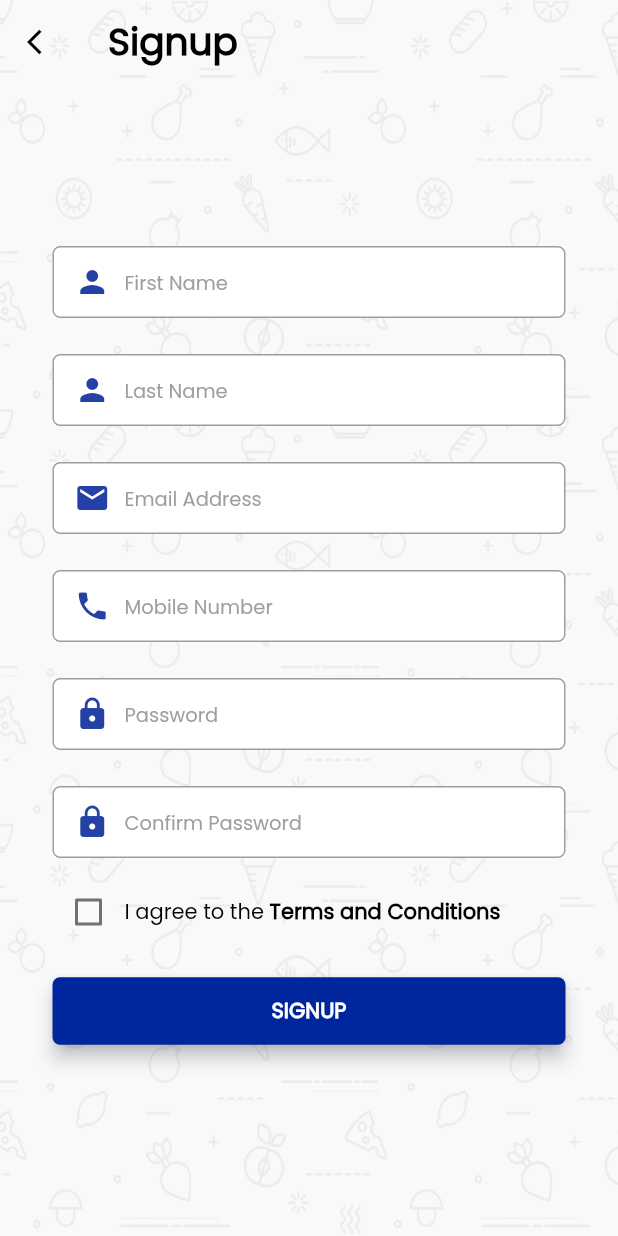
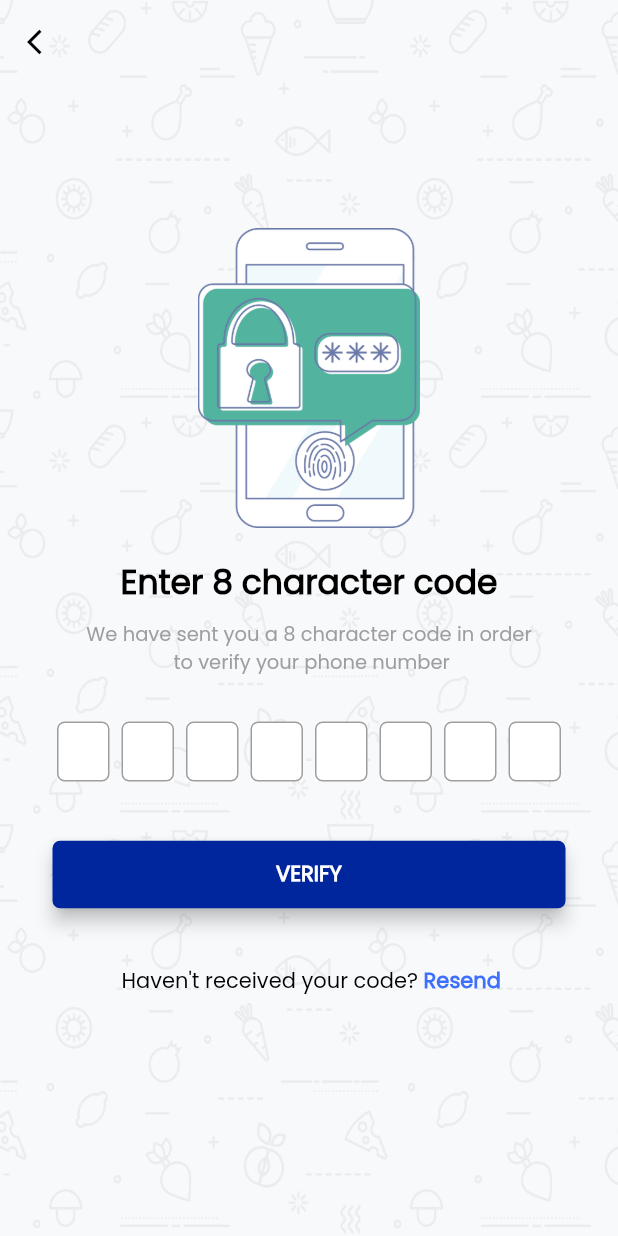
Before and after one commit to aribyousuf-sophiasoft/Stillar-App, a Flutter app: the SignUpScreen screen opened by its route, after a tap on "SIGNUP", on a phone screen of 412 x 824 dp. Run offline on Flutter 3.47's test engine with Material 2 defaults, Android fonts, the phone set to English and light mode, and no system bars; our stand-ins replace flushbar, font_awesome_flutter, shared_preferences; accounts and stored records are empty.

Commit message:
verify OTP screen completed

```diff
--- a/lib/main.dart
+++ b/lib/main.dart
@@ -6,7 +6,7 @@ import 'package:chat_app/ui/screens/home.dart';
 import 'package:chat_app/ui/screens/sign_in.dart';
 import 'package:chat_app/ui/screens/sign_up.dart';
 import 'package:chat_app/ui/screens/forgot_password.dart';
-
+import 'package:chat_app/ui/screens/verification.dart';
 
 void main() {
   StateWidget stateWidget = new StateWidget(
@@ -29,6 +29,7 @@ class MyApp extends StatelessWidget {
         '/signin': (context) => SignInScreen(),
         '/signup': (context) => SignUpScreen(),
         '/forgot-password': (context) => ForgotPasswordScreen(),
+        '/verification': (context) => VerificationScreen(),
       },
     );
   }
--- a/lib/ui/screens/sign_up.dart
+++ b/lib/ui/screens/sign_up.dart
@@ -1,11 +1,11 @@
 import 'package:flutter/material.dart';
 import 'package:flushbar/flushbar.dart';
 import 'package:flutter/services.dart';
-import 'package:chat_app/models/user.dart';
 import 'package:chat_app/util/auth.dart';
 import 'package:chat_app/util/validator.dart';
 import 'package:chat_app/ui/widgets/loading.dart';
-import 'package:country_pickers/country_pickers.dart';
+import 'package:chat_app/util/transitions.dart';
+import 'package:chat_app/ui/screens/verification.dart';
 
 class SignUpScreen extends StatefulWidget {
   _SignUpScreenState createState() => _SignUpScreenState();
@@ -223,7 +223,9 @@ class _SignUpScreenState extends State<SignUpScreen> {
         shape: RoundedRectangleBorder(
           borderRadius: BorderRadius.circular(5),
         ),
-        onPressed: () {},
+        onPressed: () {
+          Navigator.push(context, SlideLeftRoute(page: VerificationScreen()));
+        },
         padding: EdgeInsets.all(12),
         color: Color(0xFF00269d),
         child: Text('SIGNUP',
--- /dev/null
+++ b/lib/ui/screens/verification.dart
@@ -0,0 +1,362 @@
+import 'package:flutter/material.dart';
+import 'package:flushbar/flushbar.dart';
+import 'package:flutter/services.dart';
+import 'package:chat_app/util/auth.dart';
+import 'package:chat_app/util/validator.dart';
+import 'package:chat_app/ui/widgets/loading.dart';
+
+class VerificationScreen extends StatefulWidget {
+  _VerificationScreenState createState() => _VerificationScreenState();
+}
+
+class _VerificationScreenState extends State<VerificationScreen> {
+  final GlobalKey<FormState> _formKey = GlobalKey<FormState>();
+
+  final TextEditingController _firstDigit = new TextEditingController();
+  final TextEditingController _secondDigit = new TextEditingController();
+  final TextEditingController _thirdDigit = new TextEditingController();
+  final TextEditingController _fourthDigit = new TextEditingController();
+  final TextEditingController _fifthDigit = new TextEditingController();
+  final TextEditingController _sixthDigit = new TextEditingController();
+  final TextEditingController _seventhDigit = new TextEditingController();
+  final TextEditingController _eightDigit = new TextEditingController();
+
+  bool _autoValidate = false;
+  bool _loadingVisible = false;
+
+  @override
+  void initState() {
+    super.initState();
+  }
+
+  Widget build(BuildContext context) {
+
+    final verificationImage = Image(
+        image: AssetImage('assets/images/verification/verification.png'),
+        height: 200);
+
+    final verificationLabel = Container(
+      alignment: Alignment.center,
+      child: new Column(
+        children: <Widget>[
+          new Row(
+            mainAxisAlignment: MainAxisAlignment.center,
+            children: <Widget>[
+              new Text(
+                'Enter 8 character code',
+                style: new TextStyle(
+                    fontSize: 22.0,
+                    color: Colors.black,
+                    fontWeight: FontWeight.bold,
+                    fontFamily: 'Poppins'),
+                textAlign: TextAlign.center,
+              ),
+            ],
+          ),
+          new Padding(padding: EdgeInsets.only(top: 8.0)),
+          new Row(
+            mainAxisAlignment: MainAxisAlignment.center,
+            children: <Widget>[
+              new Text(
+                'We have sent you a 8 character code in order\n to verify your phone number ',
+                style: new TextStyle(
+                    fontSize: 13.0,
+                    color: Colors.grey,
+                    fontWeight: FontWeight.w400,
+                    fontFamily: 'Poppins'),
+                textAlign: TextAlign.center,
+              ),
+            ],
+          ),
+        ],
+      ),
+    );
+
+    final firstDigit = Container(
+      height: 40.0,
+      width: 35.0,
+      color: Colors.white,
+      child: TextFormField(
+        style: new TextStyle(fontFamily: 'Poppins'),
+        autofocus: false,
+        keyboardType: TextInputType.text,
+        controller: _firstDigit,
+        validator: Validator.validateNumber,
+        decoration: InputDecoration(
+          contentPadding: EdgeInsets.fromLTRB(20.0, 10.0, 20.0, 10.0),
+          border: OutlineInputBorder(
+              borderRadius: BorderRadius.circular(5.0),
+              borderSide:
+                  const BorderSide(color: Colors.transparent, width: 0.0)),
+        ),
+      ),
+    );
+
+    final secondDigit = Container(
+      height: 40.0,
+      width: 35.0,
+      color: Colors.white,
+      child: TextFormField(
+        style: new TextStyle(fontFamily: 'Poppins'),
+        autofocus: false,
+        keyboardType: TextInputType.text,
+        controller: _secondDigit,
+        validator: Validator.validateNumber,
+        decoration: InputDecoration(
+          contentPadding: EdgeInsets.fromLTRB(20.0, 10.0, 20.0, 10.0),
+          border: OutlineInputBorder(
+              borderRadius: BorderRadius.circular(5.0),
+              borderSide:
+              const BorderSide(color: Colors.transparent, width: 0.0)),
+        ),
+      ),
+    );
+
+    final thirdDigit = Container(
+      height: 40.0,
+      width: 35.0,
+      color: Colors.white,
+      child: TextFormField(
+        style: new TextStyle(fontFamily: 'Poppins'),
+        autofocus: false,
+        keyboardType: TextInputType.text,
+        controller: _thirdDigit,
+        validator: Validator.validateNumber,
+        decoration: InputDecoration(
+          contentPadding: EdgeInsets.fromLTRB(20.0, 10.0, 20.0, 10.0),
+          border: OutlineInputBorder(
+              borderRadius: BorderRadius.circular(5.0),
+              borderSide:
+              const BorderSide(color: Colors.transparent, width: 0.0)),
+        ),
+      ),
+    );
+
+    final fourthDigit = Container(
+      height: 40.0,
+      width: 35.0,
+      color: Colors.white,
+      child: TextFormField(
+        style: new TextStyle(fontFamily: 'Poppins'),
+        autofocus: false,
+        keyboardType: TextInputType.text,
+        controller: _fourthDigit,
+        validator: Validator.validateNumber,
+        decoration: InputDecoration(
+          contentPadding: EdgeInsets.fromLTRB(20.0, 10.0, 20.0, 10.0),
+          border: OutlineInputBorder(
+              borderRadius: BorderRadius.circular(5.0),
+              borderSide:
+              const BorderSide(color: Colors.transparent, width: 0.0)),
+        ),
+      ),
+    );
+
+    final fifthDigit = Container(
+      height: 40.0,
+      width: 35.0,
+      color: Colors.white,
+      child: TextFormField(
+        style: new TextStyle(fontFamily: 'Poppins'),
+        autofocus: false,
+        keyboardType: TextInputType.text,
+        controller: _fifthDigit,
+        validator: Validator.validateNumber,
+        decoration: InputDecoration(
+          contentPadding: EdgeInsets.fromLTRB(20.0, 10.0, 20.0, 10.0),
+          border: OutlineInputBorder(
+              borderRadius: BorderRadius.circular(5.0),
+              borderSide:
+              const BorderSide(color: Colors.transparent, width: 0.0)),
+        ),
+      ),
+    );
+
+    final sixthDigit = Container(
+      height: 40.0,
+      width: 35.0,
+      color: Colors.white,
+      child: TextFormField(
+        style: new TextStyle(fontFamily: 'Poppins'),
+        autofocus: false,
+        keyboardType: TextInputType.text,
+        controller: _sixthDigit,
+        validator: Validator.validateNumber,
+        decoration: InputDecoration(
+          contentPadding: EdgeInsets.fromLTRB(20.0, 10.0, 20.0, 10.0),
+          border: OutlineInputBorder(
+              borderRadius: BorderRadius.circular(5.0),
+              borderSide:
+              const BorderSide(color: Colors.transparent, width: 0.0)),
+        ),
+      ),
+    );
+
+    final seventhDigit = Container(
+      height: 40.0,
+      width: 35.0,
+      color: Colors.white,
+      child: TextFormField(
+        style: new TextStyle(fontFamily: 'Poppins'),
+        autofocus: false,
+        keyboardType: TextInputType.text,
+        controller: _seventhDigit,
+        validator: Validator.validateNumber,
+        decoration: InputDecoration(
+          contentPadding: EdgeInsets.fromLTRB(20.0, 10.0, 20.0, 10.0),
+          border: OutlineInputBorder(
+              borderRadius: BorderRadius.circular(5.0),
+              borderSide:
+              const BorderSide(color: Colors.transparent, width: 0.0)),
+        ),
+      ),
+    );
+
+    final eightDigit = Container(
+      height: 40.0,
+      width: 35.0,
+      color: Colors.white,
+      child: TextFormField(
+        style: new TextStyle(fontFamily: 'Poppins'),
+        autofocus: false,
+        keyboardType: TextInputType.text,
+        controller: _eightDigit,
+        validator: Validator.validateNumber,
+        decoration: InputDecoration(
+          contentPadding: EdgeInsets.fromLTRB(20.0, 10.0, 20.0, 10.0),
+          border: OutlineInputBorder(
+              borderRadius: BorderRadius.circular(5.0),
+              borderSide:
+              const BorderSide(color: Colors.transparent, width: 0.0)),
+        ),
+      ),
+    );
+
+    final digitCode = Row(
+      mainAxisAlignment: MainAxisAlignment.center,
+      crossAxisAlignment: CrossAxisAlignment.center,
+      children: <Widget>[
+        firstDigit,
+        new Padding(padding: EdgeInsets.all(4.0)),
+        secondDigit,
+        new Padding(padding: EdgeInsets.all(4.0)),
+        thirdDigit,
+        new Padding(padding: EdgeInsets.all(4.0)),
+        fourthDigit,
+        new Padding(padding: EdgeInsets.all(4.0)),
+        fifthDigit,
+        new Padding(padding: EdgeInsets.all(4.0)),
+        sixthDigit,
+        new Padding(padding: EdgeInsets.all(4.0)),
+        seventhDigit,
+        new Padding(padding: EdgeInsets.all(4.0)),
+        eightDigit,
+      ],
+    );
+
+    final verificationButton = Padding(
+      padding: EdgeInsets.symmetric(vertical: 18.0),
+      child: RaisedButton(
+        elevation: 5.0,
+        shape: RoundedRectangleBorder(
+          borderRadius: BorderRadius.circular(5),
+        ),
+        onPressed: () {
+          Navigator.pushNamed(context, '/verification');
+        },
+        padding: EdgeInsets.all(12),
+        color: Color(0xFF00269d),
+        child: Text('VERIFY',
+            style: TextStyle(
+                color: Colors.white,
+                fontFamily: 'Poppins',
+                fontWeight: FontWeight.bold)),
+      ),
+    );
+
+    final resendLabel = FlatButton(
+      child: new Row(
+        children: <Widget>[
+          new Padding(padding: EdgeInsets.only(left: 30)),
+          new Text(
+            'Haven\'t received your code?',
+            style: TextStyle(color: Colors.black, fontFamily: 'Poppins', fontWeight: FontWeight.w400),
+          ),
+          new Text(
+            ' Resend',
+            style: TextStyle(color: Color(0xFF3f70fc), fontFamily: 'Poppins', fontWeight: FontWeight.w600),
+          ),
+        ],
+      ),
+      onPressed: () {
+      },
+    );
+
+
+    return Stack(
+      children: <Widget>[
+        new Container(
+          height: double.infinity,
+          width: double.infinity,
+          decoration: new BoxDecoration(
+            image: new DecorationImage(
+              image: new AssetImage("assets/images/login/background.png"),
+              fit: BoxFit.cover,
+            ),
+          ),
+        ),
+        Scaffold(
+          backgroundColor: Colors.transparent,
+          appBar: AppBar(
+            elevation: 0,
+            backgroundColor: Colors.transparent,
+            leading: new IconButton(
+              icon: new Icon(Icons.arrow_back_ios, color: Colors.black),
+              onPressed: () => Navigator.of(context).pop(),
+            ),
+          ),
+          body: new Container(
+            color: Colors.transparent,
+            child: LoadingScreen(
+                child: Form(
+                  key: _formKey,
+                  autovalidate: _autoValidate,
+                  child: Padding(
+                    padding: const EdgeInsets.symmetric(horizontal: 35.0),
+                    child: Center(
+                      child: SingleChildScrollView(
+                        child: Column(
+                          mainAxisAlignment: MainAxisAlignment.center,
+                          crossAxisAlignment: CrossAxisAlignment.stretch,
+                          children: <Widget>[
+                            verificationImage,
+                            SizedBox(height: 20.0),
+                            verificationLabel,
+                            SizedBox(height: 30.0),
+                            digitCode,
+                            SizedBox(height: 20.0),
+                            verificationButton,
+                            SizedBox(height: 5.0),
+                            resendLabel,
+                            SizedBox(height: 50.0),
+                          ],
+                        ),
+                      ),
+                    ),
+                  ),
+                ),
+                inAsyncCall: _loadingVisible),
+          ),
+        ),
+      ],
+    );
+  }
+
+  Future<void> _changeLoadingVisible() async {
+    setState(() {
+      _loadingVisible = !_loadingVisible;
+    });
+  }
+
+  void _verifyOTP() {}
+}
--- a/pubspec.yaml
+++ b/pubspec.yaml
@@ -49,6 +49,8 @@ flutter:
   assets:
     - assets/images/login/
     - assets/images/drawer/
+    - assets/images/home/
+    - assets/images/verification/
     - assets/icons/
   #  - images/a_dot_ham.jpeg
 
```
Also changed, not shown: lib/ui/screens/MainMenu.dart (+26 -1 lines), lib/ui/screens/home.dart (+153 -18 lines), assets/images/drawer/sidebar.png (added), assets/images/home/empty.png (added), assets/images/login/logo.png, assets/images/verification/verification.png (added).
